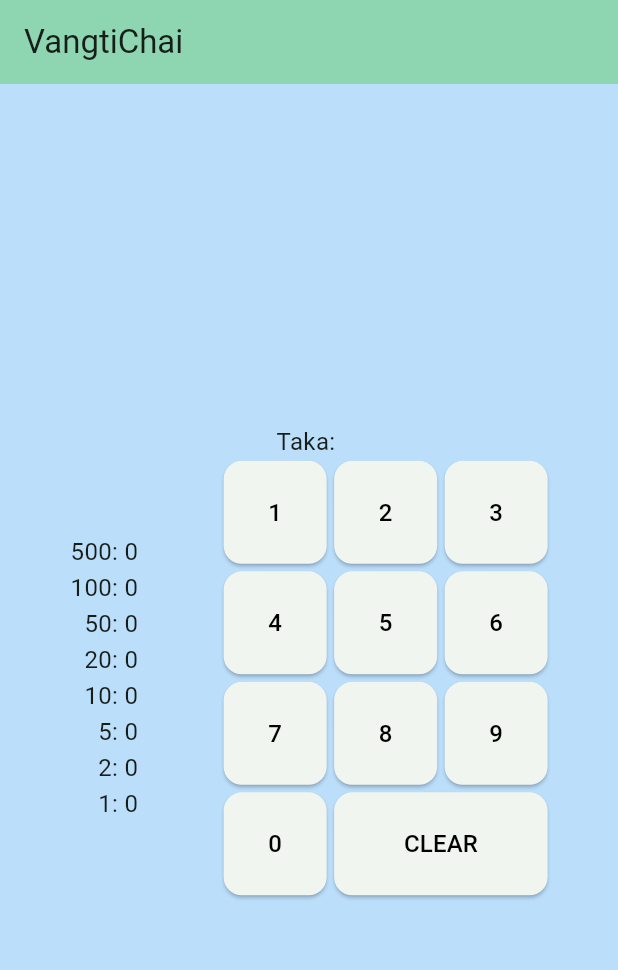
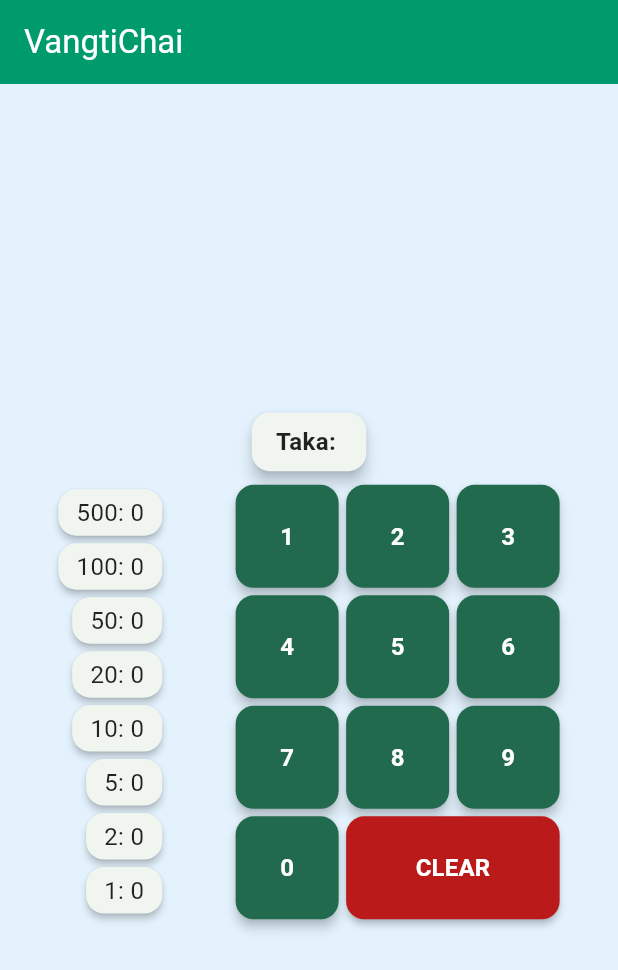
Before and after one commit to smrafy20/Vangti-Chai, a Flutter app: the screen it shows after launch, on a phone screen of 412 x 824 dp. Shown: the top 970 px of the screen. Run offline on Flutter 3.47's test engine with Material 3 defaults, Android fonts, the phone set to English and light mode, and no system bars.

Commit message:
Auto theme mechanism

```diff
--- a/lib/main.dart
+++ b/lib/main.dart
@@ -1,6 +1,6 @@
 import 'package:flutter/material.dart';
 import 'screens/home_page.dart';
-import 'utils/constants.dart';
+import 'utils/theme_config.dart';
 
 void main() {
   runApp(const MyApp());
@@ -13,12 +13,12 @@ class MyApp extends StatelessWidget {
   Widget build(BuildContext context) {
     return MaterialApp(
       title: 'VangtiChai',
-      theme: ThemeData(
-        colorScheme: ColorScheme.fromSeed(
-          seedColor: PRIMARY_COLOR,
-        ),
-      ),
+      theme: AppTheme.lightTheme,
+      darkTheme: AppTheme.darkTheme,
+      // This enables the app to follow system theme
+      themeMode: ThemeMode.system,
       home: const MyHomePage(title: 'VangtiChai'),
+      debugShowCheckedModeBanner: false,
     );
   }
 }
--- a/lib/screens/home_page.dart
+++ b/lib/screens/home_page.dart
@@ -55,22 +55,39 @@ class _MyHomePageState extends State<MyHomePage> {
   Widget build(BuildContext context) {
     final contextValues = _getContextValues(context);
     final isLandscape = MediaQuery.of(context).orientation == Orientation.landscape;
+    final isDarkMode = Theme.of(context).brightness == Brightness.dark;
 
     return Scaffold(
-      backgroundColor: BACKGROUND_COLOR,
+      // Use theme-provided scaffold background color
       appBar: AppBar(
-        backgroundColor: Theme.of(context).colorScheme.inversePrimary,
-        title: Text(widget.title),
+        backgroundColor: Theme.of(context).appBarTheme.backgroundColor,
+        title: Text(
+          widget.title,
+          style: TextStyle(
+            color: Theme.of(context).appBarTheme.foregroundColor,
+          ),
+        ),
       ),
       body: Center(
         child: Column(
           mainAxisAlignment: MainAxisAlignment.center,
           children: <Widget>[
-            FittedBox(
-              fit: BoxFit.scaleDown,
-              child: Text(
-                style: TextStyle(fontSize: contextValues[0]),
-                'Taka: $taka',
+            Card(
+              elevation: 4,
+              margin: const EdgeInsets.symmetric(horizontal: 16, vertical: 8),
+              child: Padding(
+                padding: const EdgeInsets.symmetric(horizontal: 16, vertical: 8),
+                child: FittedBox(
+                  fit: BoxFit.scaleDown,
+                  child: Text(
+                    'Taka: $taka',
+                    style: TextStyle(
+                      fontSize: contextValues[0],
+                      fontWeight: FontWeight.bold,
+                      color: Theme.of(context).textTheme.bodyMedium?.color,
+                    ),
+                  ),
+                ),
               ),
             ),
             SizedBox(height: isLandscape ? contextValues[2] / 40 : contextValues[2] / 60),
--- a/lib/utils/constants.dart
+++ b/lib/utils/constants.dart
@@ -5,4 +5,14 @@ final List<String> DENOMINATIONS = ["500", "100", "50", "20", "10", "5", "2", "1
 
 // App theme colors
 final Color PRIMARY_COLOR = const Color.fromARGB(255, 0, 155, 108);
-final Color BACKGROUND_COLOR = Colors.blue.shade100;
+final Color SECONDARY_COLOR = const Color.fromARGB(255, 0, 123, 174);
+
+// Light theme colors
+final Color LIGHT_BACKGROUND = Colors.blue.shade50;
+final Color LIGHT_SURFACE = Colors.white;
+final Color LIGHT_TEXT = Colors.black87;
+
+// Dark theme colors
+final Color DARK_BACKGROUND = const Color(0xFF1F1F1F);
+final Color DARK_SURFACE = const Color(0xFF303030);
+final Color DARK_TEXT = Colors.white;
--- /dev/null
+++ b/lib/utils/theme_config.dart
@@ -0,0 +1,68 @@
+import 'package:flutter/material.dart';
+import 'constants.dart';
+
+class AppTheme {
+  // Light theme
+  static ThemeData lightTheme = ThemeData(
+    brightness: Brightness.light,
+    useMaterial3: true,
+    colorScheme: ColorScheme.fromSeed(
+      seedColor: PRIMARY_COLOR,
+      secondary: SECONDARY_COLOR,
+      brightness: Brightness.light,
+    ),
+    scaffoldBackgroundColor: LIGHT_BACKGROUND,
+    appBarTheme: AppBarTheme(
+      backgroundColor: PRIMARY_COLOR,
+      foregroundColor: Colors.white,
+      elevation: 0,
+    ),
+    elevatedButtonTheme: ElevatedButtonThemeData(
+      style: ElevatedButton.styleFrom(
+        backgroundColor: PRIMARY_COLOR,
+        foregroundColor: Colors.white,
+        elevation: 2,
+        shape: RoundedRectangleBorder(
+          borderRadius: BorderRadius.circular(12),
+        ),
+      ),
+    ),
+    textTheme: const TextTheme(
+      bodyMedium: TextStyle(
+        color: Colors.black87,
+      ),
+    ),
+  );
+
+  // Dark theme
+  static ThemeData darkTheme = ThemeData(
+    brightness: Brightness.dark,
+    useMaterial3: true,
+    colorScheme: ColorScheme.fromSeed(
+      seedColor: PRIMARY_COLOR,
+      secondary: SECONDARY_COLOR,
+      brightness: Brightness.dark,
+    ),
+    scaffoldBackgroundColor: DARK_BACKGROUND,
+    appBarTheme: AppBarTheme(
+      backgroundColor: DARK_SURFACE,
+      foregroundColor: Colors.white,
+      elevation: 0,
+    ),
+    elevatedButtonTheme: ElevatedButtonThemeData(
+      style: ElevatedButton.styleFrom(
+        backgroundColor: PRIMARY_COLOR,
+        foregroundColor: Colors.white,
+        elevation: 2,
+        shape: RoundedRectangleBorder(
+          borderRadius: BorderRadius.circular(12),
+        ),
+      ),
+    ),
+    textTheme: const TextTheme(
+      bodyMedium: TextStyle(
+        color: Colors.white,
+      ),
+    ),
+  );
+}
--- a/lib/widgets/change_display.dart
+++ b/lib/widgets/change_display.dart
@@ -5,6 +5,9 @@ class ChangeDisplay extends StatelessWidget {
   final List<double> contextValues;
   final List<int> changeArray;
   final bool isLandscape;
+
+  // Store the global BuildContext
+  static late BuildContext _globalContext;
 
   const ChangeDisplay({
     Key? key,
@@ -15,20 +18,38 @@ class ChangeDisplay extends StatelessWidget {
 
   @override
   Widget build(BuildContext context) {
+    // Store the context for later use
+    _globalContext = context;
     return isLandscape ? changeLandscape() : change();
   }
 
   Column change() {
+    final context = _globalContext;
+    final textColor = Theme.of(context).brightness == Brightness.dark
+        ? Colors.white
+        : Colors.black87;
+
     return Column(
       crossAxisAlignment: CrossAxisAlignment.end,
       mainAxisAlignment: MainAxisAlignment.start,
       children: [
         for (var i = 0; i < DENOMINATIONS.length; i++) ...[
-          FittedBox(
+          Card(
+            elevation: 2,
+            margin: const EdgeInsets.symmetric(vertical: 2),
+            child: Padding(
+              padding: const EdgeInsets.symmetric(horizontal: 12, vertical: 4),
+              child: FittedBox(
                 fit: BoxFit.scaleDown,
                 child: Text(
-              style: TextStyle(fontSize: contextValues[0]),
                   '${DENOMINATIONS[i]}: ${changeArray[i]}',
+                  style: TextStyle(
+                    fontSize: contextValues[0],
+                    color: textColor,
+                    fontWeight: changeArray[i] > 0 ? FontWeight.bold : FontWeight.normal,
+                  ),
+                ),
+              ),
             ),
           ),
           SizedBox(height: contextValues[2] / 70),
@@ -38,6 +59,11 @@ class ChangeDisplay extends StatelessWidget {
   }
 
   Row changeLandscape() {
+    final context = _globalContext;
+    final textColor = Theme.of(context).brightness == Brightness.dark
+        ? Colors.white
+        : Colors.black87;
+
     return Row(
       children: [
         Column(
@@ -45,11 +71,22 @@ class ChangeDisplay extends StatelessWidget {
           mainAxisAlignment: MainAxisAlignment.start,
           children: [
             for (var i = 0; i < DENOMINATIONS.length ~/ 2; i++) ...[
-              FittedBox(
+              Card(
+                elevation: 2,
+                margin: const EdgeInsets.symmetric(vertical: 2),
+                child: Padding(
+                  padding: const EdgeInsets.symmetric(horizontal: 12, vertical: 4),
+                  child: FittedBox(
                     fit: BoxFit.scaleDown,
                     child: Text(
-                  style: TextStyle(fontSize: contextValues[0]),
                       '${DENOMINATIONS[i]}: ${changeArray[i]}',
+                      style: TextStyle(
+                        fontSize: contextValues[0],
+                        color: textColor,
+                        fontWeight: changeArray[i] > 0 ? FontWeight.bold : FontWeight.normal,
+                      ),
+                    ),
+                  ),
                 ),
               ),
               SizedBox(height: contextValues[2] / 40),
@@ -62,11 +99,22 @@ class ChangeDisplay extends StatelessWidget {
           mainAxisAlignment: MainAxisAlignment.start,
           children: [
             for (var i = DENOMINATIONS.length ~/ 2; i < DENOMINATIONS.length; i++) ...[
-              FittedBox(
+              Card(
+                elevation: 2,
+                margin: const EdgeInsets.symmetric(vertical: 2),
+                child: Padding(
+                  padding: const EdgeInsets.symmetric(horizontal: 12, vertical: 4),
+                  child: FittedBox(
                     fit: BoxFit.scaleDown,
                     child: Text(
-                  style: TextStyle(fontSize: contextValues[0]),
                       '${DENOMINATIONS[i]}: ${changeArray[i]}',
+                      style: TextStyle(
+                        fontSize: contextValues[0],
+                        color: textColor,
+                        fontWeight: changeArray[i] > 0 ? FontWeight.bold : FontWeight.normal,
+                      ),
+                    ),
+                  ),
                 ),
               ),
               SizedBox(height: contextValues[2] / 35),
--- a/lib/widgets/keypad.dart
+++ b/lib/widgets/keypad.dart
@@ -4,6 +4,9 @@ class Keypad extends StatelessWidget {
   final List<double> contextValues;
   final Function(String) onKeyPress;
   final bool isLandscape;
+
+  // Store the global BuildContext
+  static late BuildContext _globalContext;
 
   const Keypad({
     Key? key,
@@ -14,7 +17,14 @@ class Keypad extends StatelessWidget {
 
   @override
   Widget build(BuildContext context) {
+    // Store the context for later use
+    _globalContext = context;
     return isLandscape ? keypadLandscape() : keypad();
+  }
+
+  // Method to get the global context
+  BuildContext _getGlobalContext() {
+    return _globalContext;
   }
 
   Column keypad() => Column(
@@ -98,10 +108,16 @@ class Keypad extends StatelessWidget {
   }
 
   ElevatedButton keypadButton(String digit) {
+    final context = _getGlobalContext();
+
     if (digit == "CLEAR") {
       return ElevatedButton(
         style: ElevatedButton.styleFrom(
           padding: EdgeInsets.zero,
+          backgroundColor: digit == "CLEAR"
+              ? Theme.of(context).colorScheme.error
+              : Theme.of(context).colorScheme.primary,
+          foregroundColor: Theme.of(context).colorScheme.onPrimary,
           shape: RoundedRectangleBorder(
             borderRadius: BorderRadius.circular(12),
           ),
@@ -112,8 +128,12 @@ class Keypad extends StatelessWidget {
         child: FittedBox(
           fit: BoxFit.scaleDown,
           child: Text(
-            style: TextStyle(fontSize: contextValues[0], color: Colors.black),
             digit,
+            style: TextStyle(
+              fontSize: contextValues[0],
+              color: Theme.of(context).colorScheme.onPrimary,
+              fontWeight: FontWeight.bold,
+            ),
           ),
         ),
       );
@@ -121,6 +141,9 @@ class Keypad extends StatelessWidget {
     return ElevatedButton(
       style: ElevatedButton.styleFrom(
         padding: EdgeInsets.zero,
+        backgroundColor: Theme.of(context).colorScheme.primary,
+        foregroundColor: Theme.of(context).colorScheme.onPrimary,
+        elevation: 3,
         shape: RoundedRectangleBorder(
           borderRadius: BorderRadius.circular(12),
         ),
@@ -131,8 +154,12 @@ class Keypad extends StatelessWidget {
       child: FittedBox(
         fit: BoxFit.scaleDown,
         child: Text(
-          style: TextStyle(fontSize: contextValues[0], color: Colors.black),
           digit,
+          style: TextStyle(
+            fontSize: contextValues[0],
+            color: Theme.of(context).colorScheme.onPrimary,
+            fontWeight: FontWeight.bold,
+          ),
         ),
       ),
     );
```
Lines whose indentation alone changed are shown as unchanged.
